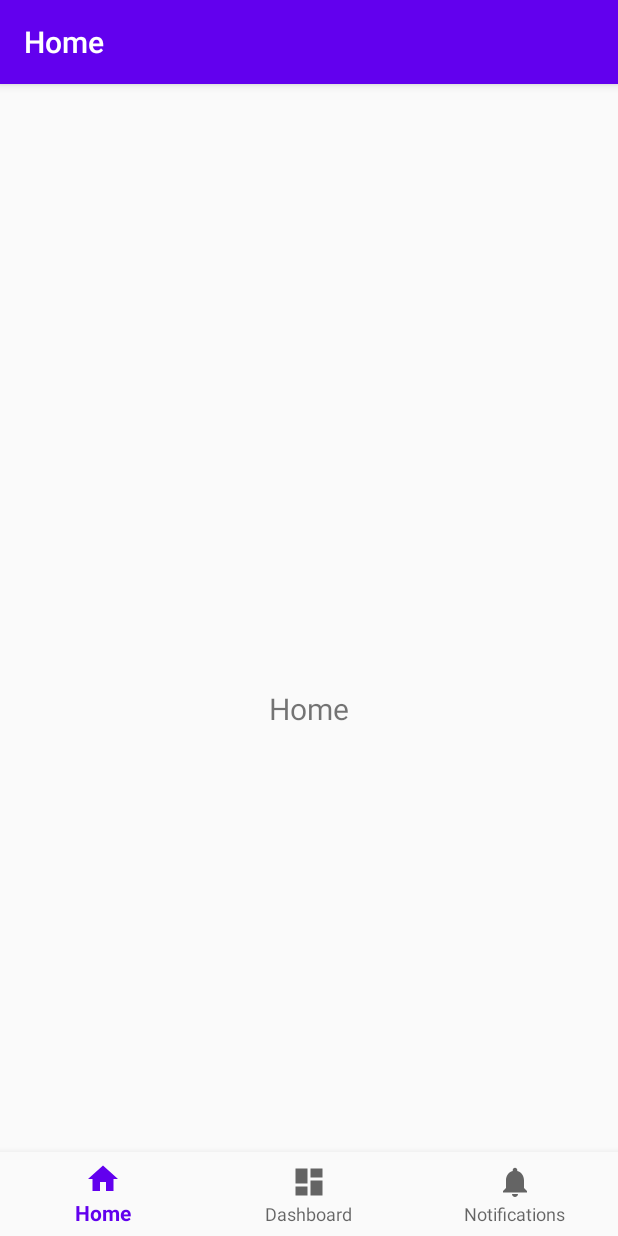
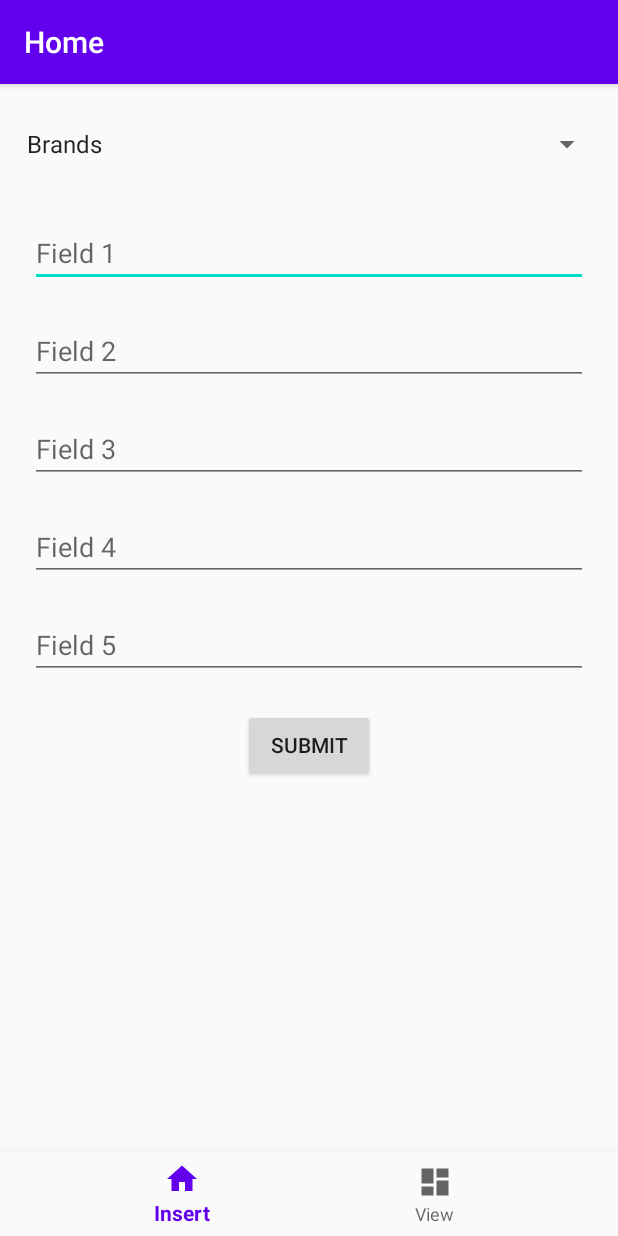
Before and after one commit to jdannhausenbrun/Databases-Final-Project, an Android app: the screen it shows after launch (MainActivity), on a phone screen of 412 x 824 dp. Run offline under Robolectric (Android 15) with nearby library versions, the phone set to English and light mode, and no system bars; our stand-ins replace navigation-ui.

Commit message:
Started making UI

```diff
--- a/app/src/main/java/com/cs411databases/databasefinalproject/MainActivity.kt
+++ b/app/src/main/java/com/cs411databases/databasefinalproject/MainActivity.kt
@@ -19,7 +19,7 @@ class MainActivity : AppCompatActivity() {
         // Passing each menu ID as a set of Ids because each
         // menu should be considered as top level destinations.
         val appBarConfiguration = AppBarConfiguration(setOf(
-                R.id.navigation_home, R.id.navigation_dashboard, R.id.navigation_notifications))
+                R.id.navigation_insert, R.id.navigation_view))
         setupActionBarWithNavController(navController, appBarConfiguration)
         navView.setupWithNavController(navController)
     }
--- a/app/src/main/java/com/cs411databases/databasefinalproject/ui/home/HomeFragment.kt
+++ /dev/null
@@ -1,25 +0,0 @@
-package com.cs411databases.databasefinalproject.ui.home
-
-import android.os.Bundle
-import android.view.LayoutInflater
-import android.view.View
-import android.view.ViewGroup
-import android.widget.TextView
-import androidx.fragment.app.Fragment
-import androidx.lifecycle.Observer
-import androidx.lifecycle.ViewModelProviders
-import com.cs411databases.databasefinalproject.R
-
-class HomeFragment : Fragment() {
-
-    override fun onCreateView(
-            inflater: LayoutInflater,
-            container: ViewGroup?,
-            savedInstanceState: Bundle?
-    ): View? {
-        val root = inflater.inflate(R.layout.fragment_home, container, false)
-        val textView: TextView = root.findViewById(R.id.text_home)
-        textView.text = "Home"
-        return root
-    }
-}
--- /dev/null
+++ b/app/src/main/java/com/cs411databases/databasefinalproject/ui/insert/InsertFragment.kt
@@ -0,0 +1,29 @@
+package com.cs411databases.databasefinalproject.ui.insert
+
+import android.os.Bundle
+import android.view.LayoutInflater
+import android.view.View
+import android.view.ViewGroup
+import android.widget.ArrayAdapter
+import android.widget.Spinner
+import androidx.fragment.app.Fragment
+import com.cs411databases.databasefinalproject.R
+
+class InsertFragment : Fragment() {
+
+    override fun onCreateView(
+            inflater: LayoutInflater,
+            container: ViewGroup?,
+            savedInstanceState: Bundle?
+    ): View? {
+        val root = inflater.inflate(R.layout.fragment_insert, container, false)
+
+        val spinner: Spinner = root.findViewById(R.id.insert_spinner)
+        val spinnerItems: List<String> = listOf("Brands", "Transactions", "Retailers", "Products", "ProductsForSale")
+        val spinnerAdapter: ArrayAdapter<String> = ArrayAdapter(context!!, android.R.layout.simple_spinner_item, spinnerItems)
+        spinnerAdapter.setDropDownViewResource(android.R.layout.simple_spinner_dropdown_item)
+        spinner.adapter = spinnerAdapter
+
+        return root
+    }
+}
--- a/app/src/main/res/drawable/ic_notifications_black_24dp.xml
+++ /dev/null
@@ -1,9 +0,0 @@
-<vector xmlns:android="http://schemas.android.com/apk/res/android"
-    android:width="24dp"
-    android:height="24dp"
-    android:viewportWidth="24.0"
-    android:viewportHeight="24.0">
-    <path
-        android:fillColor="#FF000000"
-        android:pathData="M12,22c1.1,0 2,-0.9 2,-2h-4c0,1.1 0.89,2 2,2zM18,16v-5c0,-3.07 -1.64,-5.64 -4.5,-6.32L13.5,4c0,-0.83 -0.67,-1.5 -1.5,-1.5s-1.5,0.67 -1.5,1.5v0.68C7.63,5.36 6,7.92 6,11v5l-2,2v1h16v-1l-2,-2z" />
-</vector>
--- a/app/src/main/res/layout/activity_main.xml
+++ b/app/src/main/res/layout/activity_main.xml
@@ -3,8 +3,7 @@
     xmlns:app="http://schemas.android.com/apk/res-auto"
     android:id="@+id/container"
     android:layout_width="match_parent"
-    android:layout_height="match_parent"
-    android:paddingTop="?attr/actionBarSize">
+    android:layout_height="match_parent">
 
     <com.google.android.material.bottomnavigation.BottomNavigationView
         android:id="@+id/nav_view"
--- a/app/src/main/res/layout/fragment_home.xml
+++ /dev/null
@@ -1,22 +0,0 @@
-<?xml version="1.0" encoding="utf-8"?>
-<androidx.constraintlayout.widget.ConstraintLayout xmlns:android="http://schemas.android.com/apk/res/android"
-    xmlns:app="http://schemas.android.com/apk/res-auto"
-    xmlns:tools="http://schemas.android.com/tools"
-    android:layout_width="match_parent"
-    android:layout_height="match_parent"
-    tools:context=".ui.home.HomeFragment">
-
-    <TextView
-        android:id="@+id/text_home"
-        android:layout_width="match_parent"
-        android:layout_height="wrap_content"
-        android:layout_marginStart="8dp"
-        android:layout_marginTop="8dp"
-        android:layout_marginEnd="8dp"
-        android:textAlignment="center"
-        android:textSize="20sp"
-        app:layout_constraintBottom_toBottomOf="parent"
-        app:layout_constraintEnd_toEndOf="parent"
-        app:layout_constraintStart_toStartOf="parent"
-        app:layout_constraintTop_toTopOf="parent" />
-</androidx.constraintlayout.widget.ConstraintLayout>
--- /dev/null
+++ b/app/src/main/res/layout/fragment_insert.xml
@@ -0,0 +1,88 @@
+<?xml version="1.0" encoding="utf-8"?>
+<androidx.constraintlayout.widget.ConstraintLayout xmlns:android="http://schemas.android.com/apk/res/android"
+    xmlns:app="http://schemas.android.com/apk/res-auto"
+    xmlns:tools="http://schemas.android.com/tools"
+    android:layout_width="match_parent"
+    android:layout_height="match_parent"
+    tools:context=".ui.insert.InsertFragment">
+
+    <Spinner
+        android:id="@+id/insert_spinner"
+        android:layout_width="match_parent"
+        android:layout_height="60dp"
+        app:layout_constraintEnd_toEndOf="parent"
+        app:layout_constraintStart_toStartOf="parent"
+        app:layout_constraintTop_toTopOf="parent"
+        android:layout_margin="10dp"/>
+
+    <EditText
+        android:id="@+id/editText1"
+        android:layout_width="match_parent"
+        android:layout_height="wrap_content"
+        android:ems="10"
+        android:inputType="textPersonName"
+        android:hint="Field 1"
+        app:layout_constraintEnd_toEndOf="parent"
+        app:layout_constraintStart_toStartOf="parent"
+        app:layout_constraintTop_toBottomOf="@+id/insert_spinner"
+        android:layout_margin="20dp"/>
+
+    <EditText
+        android:id="@+id/editText2"
+        android:layout_width="match_parent"
+        android:layout_height="wrap_content"
+        android:ems="10"
+        android:inputType="textPersonName"
+        android:hint="Field 2"
+        app:layout_constraintEnd_toEndOf="parent"
+        app:layout_constraintStart_toStartOf="parent"
+        app:layout_constraintTop_toBottomOf="@+id/editText1"
+        android:layout_margin="20dp"/>
+
+    <EditText
+        android:id="@+id/editText3"
+        android:layout_width="match_parent"
+        android:layout_height="wrap_content"
+        android:ems="10"
+        android:inputType="textPersonName"
+        android:hint="Field 3"
+        app:layout_constraintEnd_toEndOf="parent"
+        app:layout_constraintStart_toStartOf="parent"
+        app:layout_constraintTop_toBottomOf="@+id/editText2"
+        android:layout_margin="20dp"/>
+
+    <EditText
+        android:id="@+id/editText4"
+        android:layout_width="match_parent"
+        android:layout_height="wrap_content"
+        android:ems="10"
+        android:inputType="textPersonName"
+        android:hint="Field 4"
+        app:layout_constraintEnd_toEndOf="parent"
+        app:layout_constraintStart_toStartOf="parent"
+        app:layout_constraintTop_toBottomOf="@+id/editText3"
+        android:layout_margin="20dp"/>
+
+    <EditText
+        android:id="@+id/editText5"
+        android:layout_width="match_parent"
+        android:layout_height="wrap_content"
+        android:ems="10"
+        android:inputType="textPersonName"
+        android:hint="Field 5"
+        app:layout_constraintEnd_toEndOf="parent"
+        app:layout_constraintStart_toStartOf="parent"
+        app:layout_constraintTop_toBottomOf="@+id/editText4"
+        android:layout_margin="20dp"/>
+
+    <Button
+        android:id="@+id/button"
+        android:layout_width="wrap_content"
+        android:layout_height="wrap_content"
+        android:text="SUBMIT"
+        app:layout_constraintEnd_toEndOf="parent"
+        app:layout_constraintStart_toStartOf="parent"
+        app:layout_constraintTop_toBottomOf="@+id/editText5"
+        android:layout_margin="20dp"/>
+
+</androidx.constraintlayout.widget.ConstraintLayout>
--- a/app/src/main/res/menu/bottom_nav_menu.xml
+++ b/app/src/main/res/menu/bottom_nav_menu.xml
@@ -2,18 +2,13 @@
 <menu xmlns:android="http://schemas.android.com/apk/res/android">
 
     <item
-        android:id="@+id/navigation_home"
+        android:id="@+id/navigation_insert"
         android:icon="@drawable/ic_home_black_24dp"
-        android:title="@string/title_home" />
+        android:title="Insert" />
 
     <item
-        android:id="@+id/navigation_dashboard"
+        android:id="@+id/navigation_view"
         android:icon="@drawable/ic_dashboard_black_24dp"
-        android:title="@string/title_dashboard" />
-
-    <item
-        android:id="@+id/navigation_notifications"
-        android:icon="@drawable/ic_notifications_black_24dp"
-        android:title="@string/title_notifications" />
+        android:title="View" />
 
 </menu>
--- a/app/src/main/res/navigation/mobile_navigation.xml
+++ b/app/src/main/res/navigation/mobile_navigation.xml
@@ -3,19 +3,19 @@
     xmlns:app="http://schemas.android.com/apk/res-auto"
     xmlns:tools="http://schemas.android.com/tools"
     android:id="@+id/mobile_navigation"
-    app:startDestination="@+id/navigation_home">
+    app:startDestination="@+id/navigation_insert">
 
     <fragment
-        android:id="@+id/navigation_home"
-        android:name="com.cs411databases.databasefinalproject.ui.home.HomeFragment"
+        android:id="@+id/navigation_insert"
+        android:name="com.cs411databases.databasefinalproject.ui.insert.InsertFragment"
         android:label="@string/title_home"
-        tools:layout="@layout/fragment_home" />
+        tools:layout="@layout/fragment_insert" />
 
     <fragment
-        android:id="@+id/navigation_dashboard"
-        android:name="com.cs411databases.databasefinalproject.ui.dashboard.DashboardFragment"
+        android:id="@+id/navigation_view"
+        android:name="com.cs411databases.databasefinalproject.ui.view.ViewFragment"
         android:label="@string/title_dashboard"
-        tools:layout="@layout/fragment_dashboard" />
+        tools:layout="@layout/fragment_view" />
 
     <fragment
         android:id="@+id/navigation_notifications"
```
Also changed, not shown: app/src/main/java/com/cs411databases/databasefinalproject/ui/dashboard/DashboardFragment.kt (deleted, +0 -25 lines), app/src/main/java/com/cs411databases/databasefinalproject/ui/notifications/NotificationsFragment.kt (deleted, +0 -25 lines), app/src/main/java/com/cs411databases/databasefinalproject/ui/view/ViewFragment.kt (added, +31 -0 lines), app/src/main/res/layout/fragment_dashboard.xml (deleted, +0 -22 lines), app/src/main/res/layout/fragment_notifications.xml (deleted, +0 -22 lines), app/src/main/res/layout/fragment_view.xml (added, +28 -0 lines).
